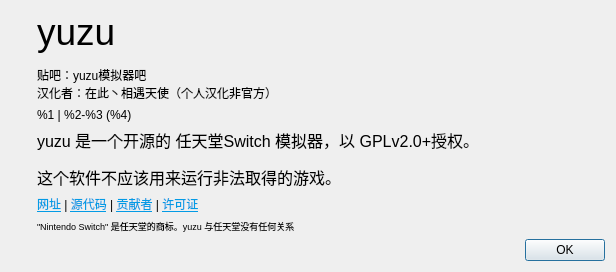
Old version of the form src/yuzu/aboutdialog.ui in the repository formylover/yuzu-early-access.
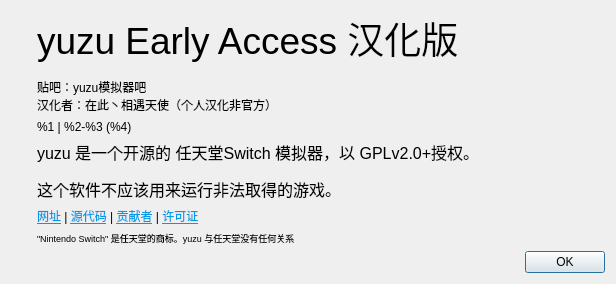
New version of the form. Icons and pictures are not drawn.

```diff
--- a/src/yuzu/aboutdialog.ui
+++ b/src/yuzu/aboutdialog.ui
@@ -57,7 +57,7 @@
           </sizepolicy>
          </property>
          <property name="text">
-          <string>&lt;html&gt;&lt;head/&gt;&lt;body&gt;&lt;p&gt;&lt;span style=&quot; font-size:28pt;&quot;&gt;yuzu&lt;/p&gt;贴吧：yuzu模拟器吧&lt;/body&gt;汉化者：在此丶相遇天使（个人汉化非官方）&lt;/html&gt;</string>
+          <string>&lt;html&gt;&lt;head/&gt;&lt;body&gt;&lt;p&gt;&lt;span style=&quot; font-size:28pt;&quot;&gt;yuzu Early Access 汉化版&lt;/p&gt;贴吧：yuzu模拟器吧&lt;/body&gt;汉化者：在此丶相遇天使（个人汉化非官方）&lt;/html&gt;</string>
          </property>
         </widget>
        </item>
```
